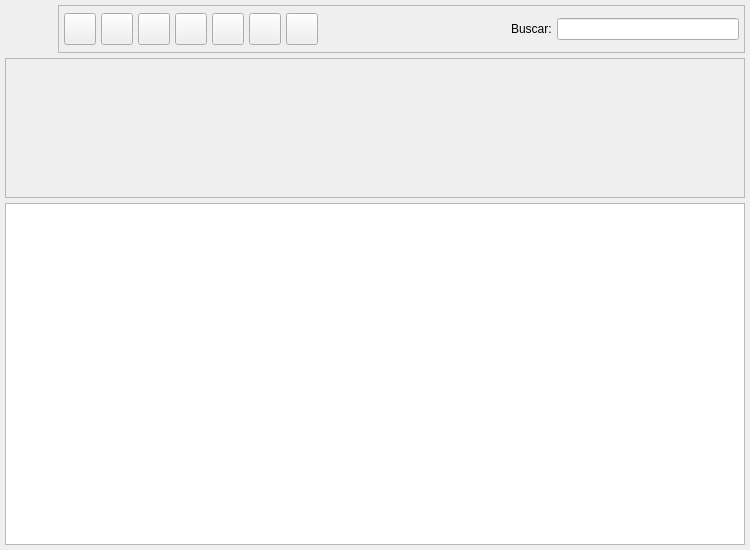
Qt form bulmages/bulmafact/plugins/pluginbf_tutor/tutoreslistbase.ui (eboladev/Bulmages-1) before a commit.
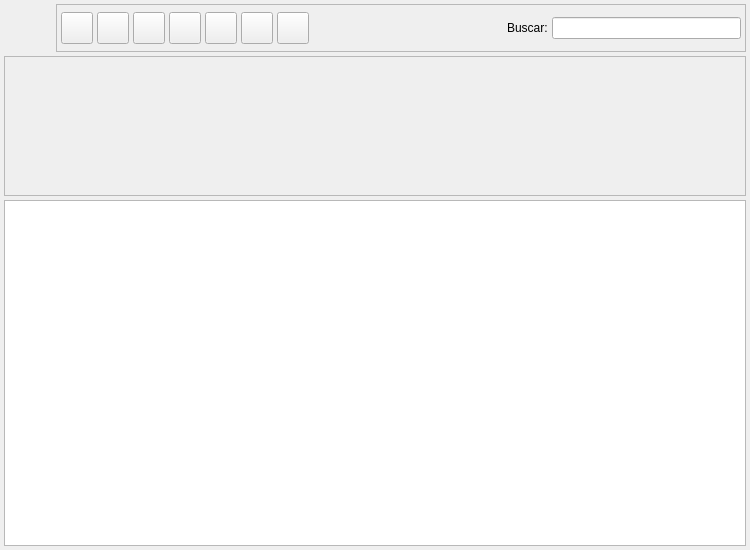
The same form after that commit. Icons and pictures are not drawn. Custom widgets are drawn as their Qt base class.

```diff
--- a/bulmages/bulmafact/plugins/pluginbf_tutor/tutoreslistbase.ui
+++ b/bulmages/bulmafact/plugins/pluginbf_tutor/tutoreslistbase.ui
@@ -14,6 +14,12 @@
     <height>550</height>
    </rect>
   </property>
+  <property name="minimumSize">
+   <size>
+    <width>750</width>
+    <height>550</height>
+   </size>
+  </property>
   <property name="windowTitle">
    <string>Padres</string>
   </property>
@@ -23,10 +29,10 @@
   </property>
   <layout class="QGridLayout">
    <property name="margin">
-    <number>5</number>
+    <number>4</number>
    </property>
    <property name="spacing">
-    <number>5</number>
+    <number>4</number>
    </property>
    <item row="1" column="0">
     <widget class="QFrame" name="m_busqueda">
@@ -44,15 +50,15 @@
      </property>
      <layout class="QGridLayout">
       <property name="margin">
-       <number>5</number>
+       <number>4</number>
       </property>
       <property name="spacing">
-       <number>5</number>
+       <number>4</number>
       </property>
       <item row="0" column="0" colspan="2">
        <layout class="QHBoxLayout">
         <property name="spacing">
-         <number>5</number>
+         <number>4</number>
         </property>
         <property name="margin">
          <number>0</number>
@@ -60,7 +66,7 @@
         <item>
          <layout class="QVBoxLayout">
           <property name="spacing">
-           <number>6</number>
+           <number>4</number>
           </property>
           <property name="margin">
            <number>0</number>
@@ -78,7 +84,7 @@
    <item row="0" column="0">
     <layout class="QHBoxLayout">
      <property name="spacing">
-      <number>5</number>
+      <number>4</number>
      </property>
      <property name="margin">
       <number>0</number>
@@ -118,10 +124,10 @@
        </property>
        <layout class="QHBoxLayout">
         <property name="spacing">
-         <number>5</number>
+         <number>4</number>
         </property>
         <property name="margin">
-         <number>5</number>
+         <number>4</number>
         </property>
         <item>
          <widget class="QToolButton" name="mui_crear">
@@ -152,8 +158,8 @@
           </property>
           <property name="iconSize">
            <size>
-            <width>32</width>
-            <height>32</height>
+            <width>22</width>
+            <height>22</height>
            </size>
           </property>
           <property name="shortcut">
@@ -190,8 +196,8 @@
           </property>
           <property name="iconSize">
            <size>
-            <width>32</width>
-            <height>32</height>
+            <width>22</width>
+            <height>22</height>
            </size>
           </property>
           <property name="shortcut">
@@ -228,8 +234,8 @@
           </property>
           <property name="iconSize">
            <size>
-            <width>32</width>
-            <height>32</height>
+            <width>22</width>
+            <height>22</height>
            </size>
           </property>
           <property name="shortcut">
@@ -266,8 +272,8 @@
           </property>
           <property name="iconSize">
            <size>
-            <width>32</width>
-            <height>32</height>
+            <width>22</width>
+            <height>22</height>
            </size>
           </property>
           <property name="shortcut">
@@ -304,8 +310,8 @@
           </property>
           <property name="iconSize">
            <size>
-            <width>32</width>
-            <height>32</height>
+            <width>22</width>
+            <height>22</height>
            </size>
           </property>
           <property name="shortcut">
@@ -345,8 +351,8 @@
           </property>
           <property name="iconSize">
            <size>
-            <width>32</width>
-            <height>32</height>
+            <width>22</width>
+            <height>22</height>
            </size>
           </property>
           <property name="shortcut">
@@ -386,8 +392,8 @@
           </property>
           <property name="iconSize">
            <size>
-            <width>32</width>
-            <height>32</height>
+            <width>22</width>
+            <height>22</height>
            </size>
           </property>
           <property name="shortcut">
```
Left out of the diff: 2 changed lines with no effect on the pictures.
